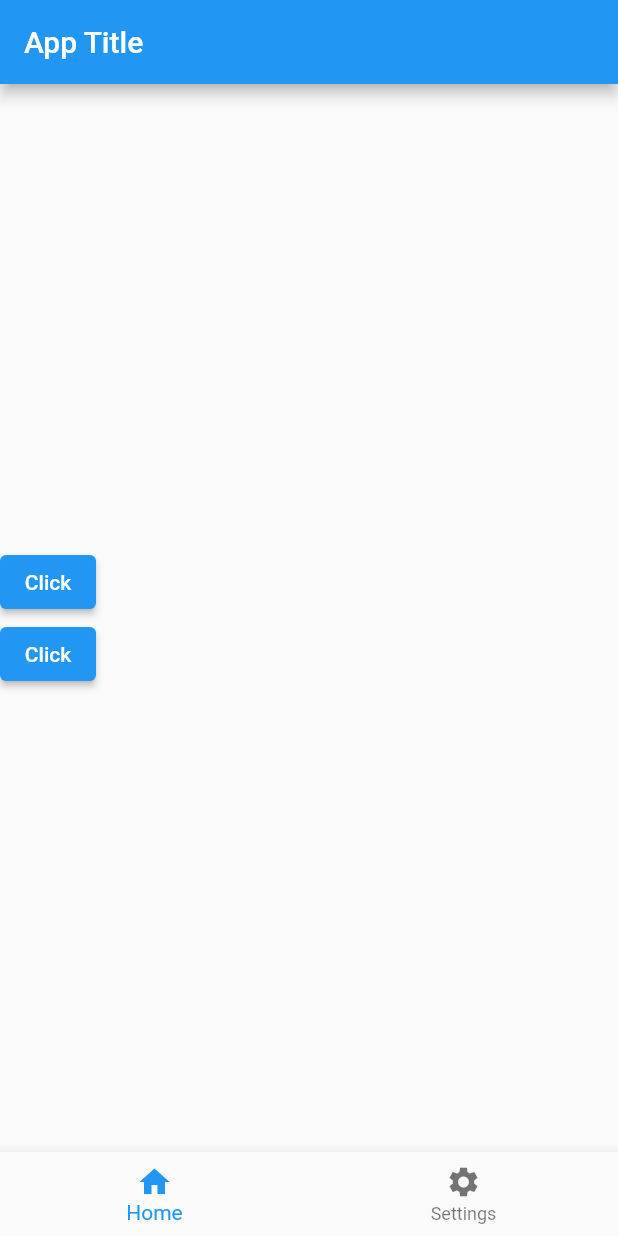
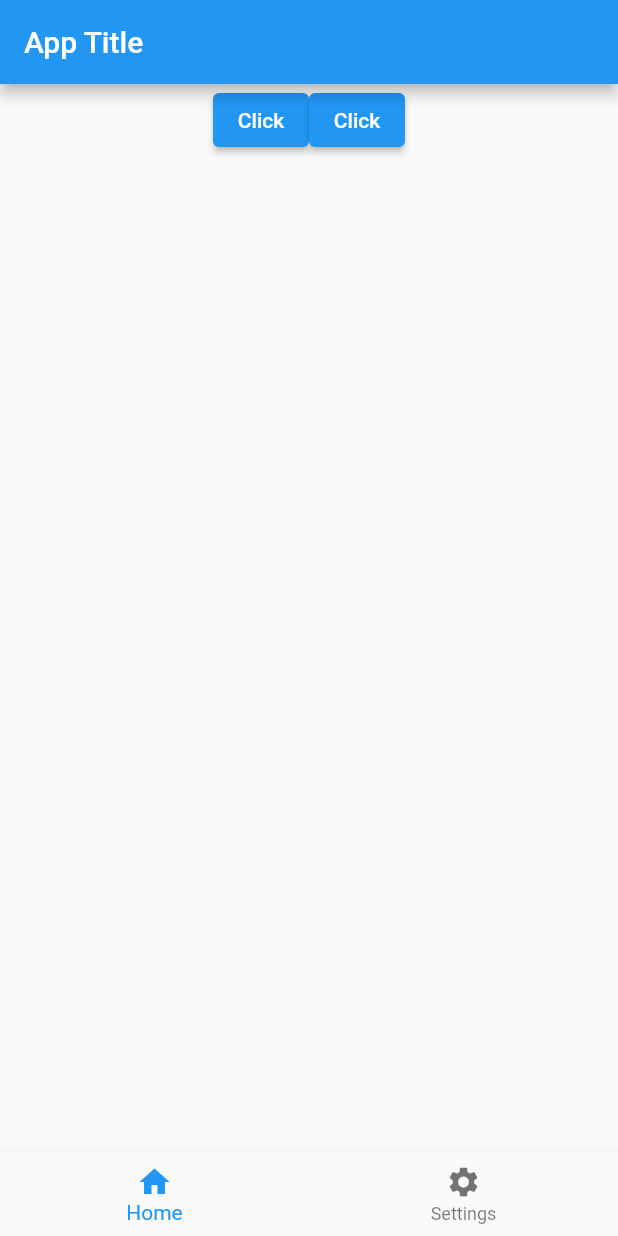
Before and after one commit to NimeshPiyumantha/Flutter_Learning, a Flutter app: the screen it shows after launch, on a phone screen of 412 x 824 dp. Run offline on Flutter 3.47's test engine with Material 2 defaults, Android fonts, the light colour scheme and no system bars.

Commit message:
Refacor project

```diff
--- a/lib/main.dart
+++ b/lib/main.dart
@@ -26,7 +26,8 @@ class _MyAppState extends State<MyApp> {
         body: Center(
             child: SizedBox(
           width: double.infinity,
-          child: Column(
+          height: double.infinity,
+          child: Row(
             mainAxisAlignment: MainAxisAlignment.center,
             crossAxisAlignment: CrossAxisAlignment.start,
             children: [
```
